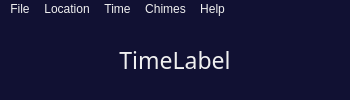
Above: mainwindow.ui from larsnaesbye/tempus before the change. Below: the same form after it.
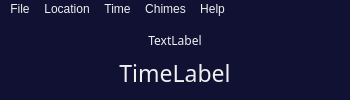
That is the form after the change. Icons and pictures are not drawn.

Commit message: only chime in beginning, add time system label

Patch:
```diff
--- a/mainwindow.ui
+++ b/mainwindow.ui
@@ -27,7 +27,7 @@
     <normaloff>:/resources/moonStarsClock.jpg</normaloff>:/resources/moonStarsClock.jpg</iconset>
   </property>
   <property name="autoFillBackground">
-   <bool>true</bool>
+   <bool>false</bool>
   </property>
   <property name="styleSheet">
    <string notr="true">background-color: #111133; color: #F0F0F0;</string>
@@ -40,7 +40,7 @@
   </property>
   <widget class="QWidget" name="centralWidget">
    <layout class="QGridLayout" name="gridLayout">
-    <item row="0" column="0">
+    <item row="1" column="0">
      <widget class="QLabel" name="timeLabel">
       <property name="font">
        <font>
@@ -58,6 +58,22 @@
       </property>
      </widget>
     </item>
+    <item row="0" column="0">
+     <widget class="QLabel" name="systemlabel">
+      <property name="font">
+       <font>
+        <family>Ubuntu Mono</family>
+        <pointsize>9</pointsize>
+       </font>
+      </property>
+      <property name="text">
+       <string>TextLabel</string>
+      </property>
+      <property name="alignment">
+       <set>Qt::AlignCenter</set>
+      </property>
+     </widget>
+    </item>
    </layout>
   </widget>
   <widget class="QMenuBar" name="menuBar">
```
The commit also changes 2 other files.
